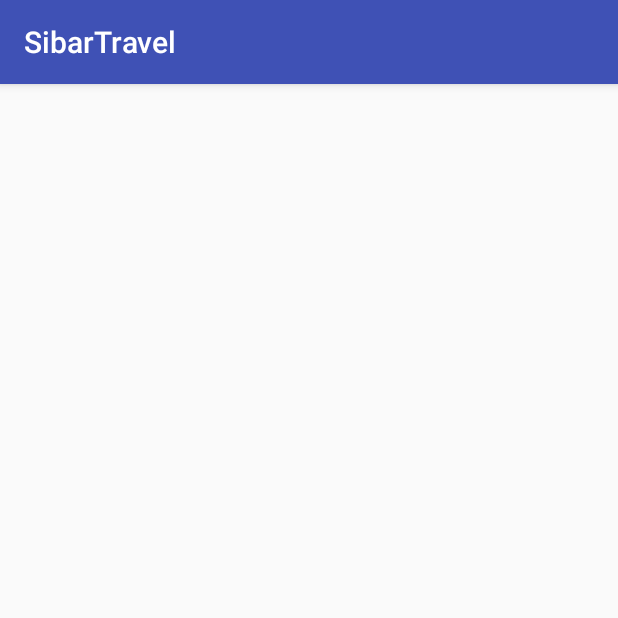
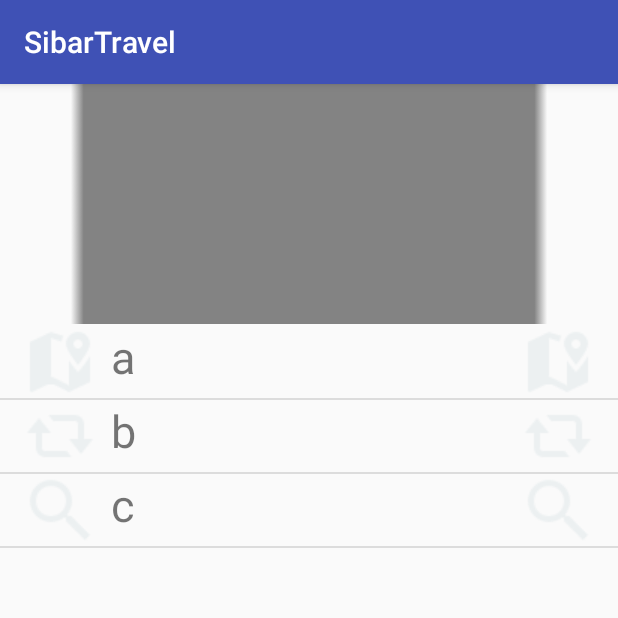
Before and after one commit to Beckuro/sibartravel, an Android app: the screen it shows after launch (MainActivity before the commit, DetailPlaceActivity after it), on a phone screen of 412 x 824 dp, the top half of it. Run offline under Robolectric (Android 15) with nearby library versions, the phone set to English and light mode, and no system bars.

Commit message:
ListView

```diff
--- a/app/src/main/AndroidManifest.xml
+++ b/app/src/main/AndroidManifest.xml
@@ -15,6 +15,7 @@
                 <category android:name="android.intent.category.LAUNCHER" />
             </intent-filter>
         </activity>
+        <activity android:name=".DetailPlaceActivity"></activity>
     </application>
 
 </manifest>
--- /dev/null
+++ b/app/src/main/java/com/travel/sibar/sibartravel/CustomAdapter.java
@@ -0,0 +1,56 @@
+package com.travel.sibar.sibartravel;
+
+import android.content.Context;
+import android.media.Image;
+import android.view.LayoutInflater;
+import android.view.View;
+import android.view.ViewGroup;
+import android.widget.ArrayAdapter;
+import android.widget.ImageView;
+import android.widget.TextView;
+
+import java.util.zip.Inflater;
+
+/**
+ * Created by murizaro on 21/07/16.
+ */
+public class CustomAdapter extends ArrayAdapter<String> {
+
+    Context c;
+    String[] description;
+    int[] icon;
+    int iconLoc;
+    LayoutInflater inflater;
+
+    public CustomAdapter(Context context, String[] description, int[] icon, int iconLoc) {
+        super(context, R.layout.rowmodel, description);
+
+        this.c = context;
+        this.description = description;
+        this.icon = icon;
+    }
+
+    public class ViewHolder{
+        TextView descTv;
+        ImageView icon;
+        ImageView iconLoc;
+    }
+
+    public View getView (int position, View convertView, ViewGroup parent) {
+        if (convertView == null){
+            inflater = (LayoutInflater) c.getSystemService(Context.LAYOUT_INFLATER_SERVICE);
+            convertView = inflater.inflate(R.layout.rowmodel, null);
+        }
+
+        ViewHolder holder = new ViewHolder();
+        holder.descTv = (TextView) convertView.findViewById(R.id.descTv);
+        holder.icon = (ImageView) convertView.findViewById(R.id.imageView);
+        holder.iconLoc = (ImageView) convertView.findViewById(R.id.imageView2);
+
+        holder.descTv.setText(description[position]);
+        holder.icon.setImageResource(icon[position]);
+        holder.iconLoc.setImageResource(icon[position]);
+
+        return convertView;
+    }
+}
--- /dev/null
+++ b/app/src/main/java/com/travel/sibar/sibartravel/DetailPlaceActivity.java
@@ -0,0 +1,35 @@
+package com.travel.sibar.sibartravel;
+
+import android.support.v7.app.AppCompatActivity;
+import android.os.Bundle;
+import android.view.LayoutInflater;
+import android.view.View;
+import android.widget.ArrayAdapter;
+import android.widget.ImageView;
+
+public class DetailPlaceActivity extends AppCompatActivity {
+
+    private ParallaxScollListView mListView;
+    private ImageView mImageView;
+
+    @Override
+    protected void onCreate(Bundle savedInstanceState) {
+        super.onCreate(savedInstanceState);
+        setContentView(R.layout.activity_detail_place);
+
+        mListView = (ParallaxScollListView) findViewById(R.id.layout_listview);
+        View header = LayoutInflater.from(this).inflate(R.layout.listview_header, null);
+        mImageView = (ImageView) header.findViewById(R.id.layout_header_image);
+
+        mListView.setZoomRatio(ParallaxScollListView.ZOOM_X2);
+        mListView.setParallaxImageView(mImageView);
+        mListView.addHeaderView(header);
+
+        String desc[] = {"a", "b", "c"};
+        int[] icon = {R.drawable.civixmap, R.drawable.refresh48, R.drawable.search48};
+        int iconLoc = R.drawable.user48;
+
+        CustomAdapter adapter = new CustomAdapter(this, desc, icon, iconLoc);
+        mListView.setAdapter(adapter);
+    }
+}
--- a/app/src/main/java/com/travel/sibar/sibartravel/MainActivity.java
+++ b/app/src/main/java/com/travel/sibar/sibartravel/MainActivity.java
@@ -1,5 +1,6 @@
 package com.travel.sibar.sibartravel;
 
+import android.content.Intent;
 import android.support.v7.app.AppCompatActivity;
 import android.os.Bundle;
 import android.util.Log;
@@ -21,10 +22,14 @@ public class MainActivity extends AppCompatActivity {
         super.onCreate(savedInstanceState);
         setContentView(R.layout.activity_main);
 
+        Intent i = new Intent(MainActivity.this, DetailPlaceActivity.class);
+
+// Starts TargetActivity
+        startActivity(i);
 
         /** Below is example usage of retrieving database, comment if unnesecassry */
 
-        Log.d("Status", "Start dbHelper");
+        /*Log.d("Status", "Start dbHelper");
         dbHeplper = new DatabaseHelper(getApplicationContext());
         try {
             dbHeplper.createDataBase();
@@ -35,7 +40,7 @@ public class MainActivity extends AppCompatActivity {
         Log.d("Status", "Start ListVIew");
 
         lvUsers = (ListView)findViewById(R.id.listView);
-        List<String> listUsers = dbHeplper.getAllUsers();
+        List<String> listUsers = dbHeplper.getAllActivities("1");
 
 
         if(listUsers != null){
@@ -43,8 +48,8 @@ public class MainActivity extends AppCompatActivity {
 
             for(int i = 0; i < listUsers.size(); i++){
                 Log.d("Isi LV", listUsers.get(i));
+            }
 
-            }
             adapter = new ArrayAdapter<String>(getApplicationContext(),
                     android.R.layout.simple_list_item_1, android.R.id.text1,
                     listUsers);
@@ -52,5 +57,5 @@ public class MainActivity extends AppCompatActivity {
         }
 
         Log.d("Status", "Finish");
-    }
+    }*/}
 }
--- /dev/null
+++ b/app/src/main/java/com/travel/sibar/sibartravel/ParallaxScollListView.java
@@ -0,0 +1,192 @@
+package com.travel.sibar.sibartravel;
+
+import android.content.Context;
+import android.util.AttributeSet;
+import android.view.MotionEvent;
+import android.view.View;
+import android.view.animation.Animation;
+import android.view.animation.Transformation;
+import android.widget.AbsListView;
+import android.widget.AbsListView.OnScrollListener;
+import android.widget.ImageView;
+import android.widget.ListView;
+import android.widget.Toast;
+
+public class ParallaxScollListView extends ListView implements OnScrollListener {
+
+    public final static double NO_ZOOM = 1;
+    public final static double ZOOM_X2 = 2;
+
+    private ImageView mImageView;
+    private int mDrawableMaxHeight = -1;
+    private int mImageViewHeight = -1;
+    private int mDefaultImageViewHeight = 0;
+    private double mZoomRatio;
+
+    private interface OnOverScrollByListener {
+        public boolean overScrollBy(int deltaX, int deltaY, int scrollX,
+                                    int scrollY, int scrollRangeX, int scrollRangeY,
+                                    int maxOverScrollX, int maxOverScrollY, boolean isTouchEvent);
+    }
+
+    private interface OnTouchEventListener {
+        public void onTouchEvent(MotionEvent ev);
+    }
+
+    public ParallaxScollListView(Context context, AttributeSet attrs,
+                                 int defStyle) {
+        super(context, attrs, defStyle);
+        init(context);
+    }
+
+    public ParallaxScollListView(Context context, AttributeSet attrs) {
+        super(context, attrs);
+        init(context);
+    }
+
+    public ParallaxScollListView(Context context) {
+        super(context);
+        init(context);
+    }
+
+    public void init(Context context) {
+        mDefaultImageViewHeight = context.getResources().getDimensionPixelSize(R.dimen.size_default_height);
+    }
+
+    @Override
+    protected void onLayout(boolean changed, int l, int t, int r, int b) {
+        super.onLayout(changed, l, t, r, b);
+        initViewsBounds(mZoomRatio);
+    }
+
+    @Override
+    public void onScrollStateChanged(AbsListView view, int scrollState) {
+    }
+
+    @Override
+    protected boolean overScrollBy(int deltaX, int deltaY, int scrollX,
+                                   int scrollY, int scrollRangeX, int scrollRangeY,
+                                   int maxOverScrollX, int maxOverScrollY, boolean isTouchEvent) {
+        boolean isCollapseAnimation = false;
+
+        isCollapseAnimation = scrollByListener.overScrollBy(deltaX, deltaY,
+                scrollX, scrollY, scrollRangeX, scrollRangeY, maxOverScrollX,
+                maxOverScrollY, isTouchEvent)
+                || isCollapseAnimation;
+
+        return isCollapseAnimation ? true : super.overScrollBy(deltaX, deltaY,
+                scrollX, scrollY, scrollRangeX, scrollRangeY, maxOverScrollX,
+                maxOverScrollY, isTouchEvent);
+    }
+
+    @Override
+    public void onScroll(AbsListView view, int firstVisibleItem,
+                         int visibleItemCount, int totalItemCount) {
+    }
+
+    @Override
+    protected void onScrollChanged(int l, int t, int oldl, int oldt) {
+        super.onScrollChanged(l, t, oldl, oldt);
+        View firstView = (View) mImageView.getParent();
+        // firstView.getTop < getPaddingTop means mImageView will be covered by top padding,
+        // so we can layout it to make it shorter
+        if (firstView.getTop() < getPaddingTop() && mImageView.getHeight() > mImageViewHeight) {
+            mImageView.getLayoutParams().height = Math.max(mImageView.getHeight() - (getPaddingTop() - firstView.getTop()), mImageViewHeight);
+            // to set the firstView.mTop to 0,
+            // maybe use View.setTop() is more easy, but it just support from Android 3.0 (API 11)
+            firstView.layout(firstView.getLeft(), 0, firstView.getRight(), firstView.getHeight());
+            mImageView.requestLayout();
+        }
+    }
+
+    @Override
+    public boolean onTouchEvent(MotionEvent ev) {
+        touchListener.onTouchEvent(ev);
+        return super.onTouchEvent(ev);
+    }
+
+    public void setParallaxImageView(ImageView iv) {
+        mImageView = iv;
+        mImageView.setScaleType(ImageView.ScaleType.CENTER_CROP);
+    }
+
+    private void initViewsBounds(double zoomRatio) {
+        if (mImageViewHeight == -1) {
+            mImageViewHeight = mImageView.getHeight();
+            if (mImageViewHeight <= 0) {
+                mImageViewHeight = mDefaultImageViewHeight;
+            }
+            double ratio = ((double) mImageView.getDrawable().getIntrinsicWidth()) / ((double) mImageView.getWidth());
+
+            mDrawableMaxHeight = (int) ((mImageView.getDrawable().getIntrinsicHeight() / ratio) * (zoomRatio > 1 ?
+                    zoomRatio : 1));
+        }
+    }
+
+    public void setZoomRatio(double zoomRatio) {
+        mZoomRatio = zoomRatio;
+    }
+
+    private OnOverScrollByListener scrollByListener = new OnOverScrollByListener() {
+        @Override
+        public boolean overScrollBy(int deltaX, int deltaY, int scrollX,
+                                    int scrollY, int scrollRangeX, int scrollRangeY,
+                                    int maxOverScrollX, int maxOverScrollY, boolean isTouchEvent) {
+            if (mImageView.getHeight() <= mDrawableMaxHeight && isTouchEvent) {
+                if (deltaY < 0) {
+                    if (mImageView.getHeight() - deltaY / 2 >= mImageViewHeight) {
+                        mImageView.getLayoutParams().height = mImageView.getHeight() - deltaY / 2 < mDrawableMaxHeight ?
+                                mImageView.getHeight() - deltaY / 2 : mDrawableMaxHeight;
+                        mImageView.requestLayout();
+                    }
+                } else {
+                    if (mImageView.getHeight() > mImageViewHeight) {
+                        mImageView.getLayoutParams().height = mImageView.getHeight() - deltaY > mImageViewHeight ?
+                                mImageView.getHeight() - deltaY : mImageViewHeight;
+                        mImageView.requestLayout();
+                        return true;
+                    }
+                }
+            }
+            return false;
+        }
+    };
+
+    private OnTouchEventListener touchListener = new OnTouchEventListener() {
+        @Override
+        public void onTouchEvent(MotionEvent ev) {
+            if (ev.getAction() == MotionEvent.ACTION_UP) {
+                if (mImageViewHeight - 1 < mImageView.getHeight()) {
+                    ResetAnimimation animation = new ResetAnimimation(
+                            mImageView, mImageViewHeight);
+                    animation.setDuration(300);
+                    mImageView.startAnimation(animation);
+                }
+            }
+        }
+    };
+
+    public class ResetAnimimation extends Animation {
+        int targetHeight;
+        int originalHeight;
+        int extraHeight;
+        View mView;
+
+        protected ResetAnimimation(View view, int targetHeight) {
+            this.mView = view;
+            this.targetHeight = targetHeight;
+            originalHeight = view.getHeight();
+            extraHeight = this.targetHeight - originalHeight;
+        }
+
+        @Override
+        protected void applyTransformation(float interpolatedTime,
+                                           Transformation t) {
+
+            int newHeight;
+            newHeight = (int) (targetHeight - extraHeight * (1 - interpolatedTime));
+            mView.getLayoutParams().height = newHeight;
+            mView.requestLayout();
+        }
+    }
+}
--- /dev/null
+++ b/app/src/main/res/layout/activity_detail_place.xml
@@ -0,0 +1,18 @@
+<?xml version="1.0" encoding="utf-8"?>
+<RelativeLayout xmlns:android="http://schemas.android.com/apk/res/android"
+    android:layout_width="match_parent"
+    android:layout_height="match_parent"
+    >
+    <com.travel.sibar.sibartravel.ParallaxScollListView
+        android:id="@+id/layout_listview"
+        android:layout_width="match_parent"
+        android:layout_height="match_parent"
+        android:cacheColorHint="@null"
+        android:duplicateParentState="true"
+        android:scrollingCache="false"
+        android:headerDividersEnabled="false"
+        android:footerDividersEnabled="false"
+        android:overScrollMode="never"
+        android:scrollbars="none"
+        android:layout_alignParentTop="true" />
+</RelativeLayout>
--- /dev/null
+++ b/app/src/main/res/layout/listview_header.xml
@@ -0,0 +1,13 @@
+<?xml version="1.0" encoding="utf-8"?>
+<RelativeLayout xmlns:android="http://schemas.android.com/apk/res/android"
+    android:layout_width="match_parent"
+    android:layout_height="match_parent"
+    >
+    <ImageView
+        android:id="@+id/layout_header_image"
+        android:layout_width="match_parent"
+        android:layout_height="@dimen/size_default_height"
+        android:scaleType="centerCrop"
+        android:src="@drawable/image_header"
+        />
+</RelativeLayout>
--- /dev/null
+++ b/app/src/main/res/layout/rowmodel.xml
@@ -0,0 +1,37 @@
+<?xml version="1.0" encoding="utf-8"?>
+<RelativeLayout xmlns:android="http://schemas.android.com/apk/res/android"
+    android:layout_width="match_parent"
+    android:layout_height="match_parent"
+    android:paddingLeft="16dp"
+    android:paddingRight="16dp" >
+
+    <ImageView
+        android:layout_width="wrap_content"
+        android:layout_height="wrap_content"
+        android:id="@+id/imageView"
+        android:layout_alignParentTop="true"
+        android:layout_alignParentLeft="true"
+        android:layout_alignParentStart="true"
+        android:src="@android:drawable/ic_menu_close_clear_cancel" />
+
+    <TextView
+        android:layout_width="wrap_content"
+        android:layout_height="wrap_content"
+        android:text="aaaaaaaaaaaaaaaaaaaaaaaaaaaaaaaaaaaaaaaaaaaaaaaaa"
+        android:id="@+id/descTv"
+        android:textSize="30dp"
+        android:layout_alignParentTop="true"
+        android:layout_toRightOf="@+id/imageView"
+        android:layout_toLeftOf="@+id/imageView2"
+        android:paddingLeft="10dp"
+        android:paddingRight="10dp"/>
+
+    <ImageView
+        android:layout_width="wrap_content"
+        android:layout_height="wrap_content"
+        android:id="@+id/imageView2"
+        android:layout_alignParentTop="true"
+        android:layout_alignParentRight="true"
+        android:layout_alignParentEnd="true"
+        android:src="@drawable/abc_btn_radio_to_on_mtrl_015" />
+</RelativeLayout>
--- a/app/src/main/res/values/dimens.xml
+++ b/app/src/main/res/values/dimens.xml
@@ -2,4 +2,5 @@
     <!-- Default screen margins, per the Android Design guidelines. -->
     <dimen name="activity_horizontal_margin">16dp</dimen>
     <dimen name="activity_vertical_margin">16dp</dimen>
+    <dimen name="size_default_height">160dp</dimen>
 </resources>
```
Also changed, not shown: app/src/main/java/com/travel/sibar/sibartravel/DatabaseHelper.java (+36 -4 lines), app/src/main/res/drawable-hdpi/image_header.png (added), app/src/main/res/drawable-mdpi/image_header.png (added), app/src/main/res/drawable-xhdpi/image_header.png (added), app/src/main/res/drawable-xxhdpi/image_header.png (added), app/src/main/res/drawable/civixmap.png (added), app/src/main/res/drawable/refresh48.png (added), app/src/main/res/drawable/search48.png (added), app/src/main/res/drawable/user48.png (added), 2 other files.
